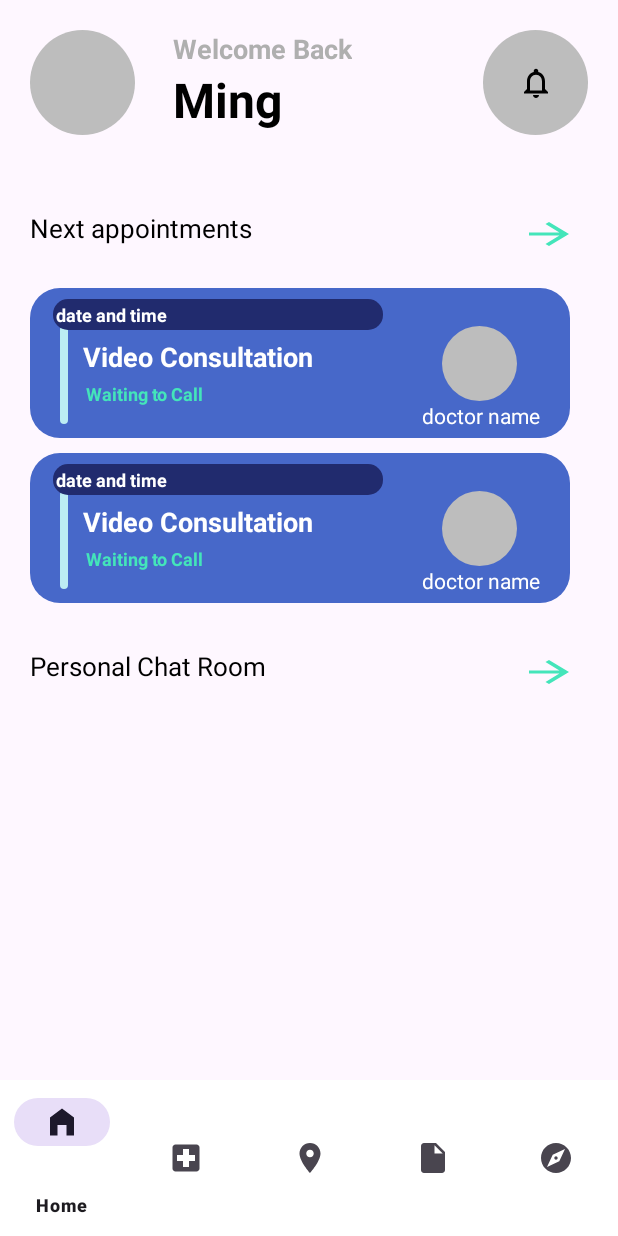
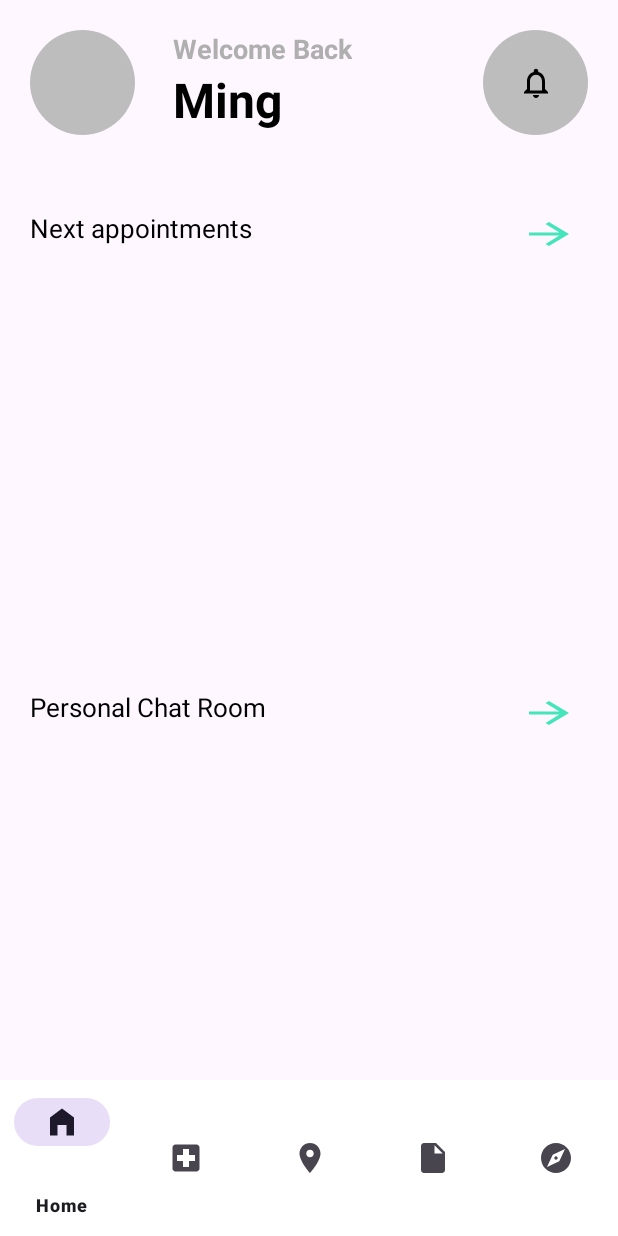
Before and after one commit to zhengwei0409/WIA2007_MAD, an Android app: the screen it shows after launch (MainActivity), on a phone screen of 412 x 824 dp. Run offline under Robolectric (Android 15) with nearby library versions, the phone set to English and light mode, and no system bars; our stand-ins replace Firebase (no records; nobody signed in at launch, a user with empty details on screens opened directly).

Commit message:
Modified Home Page

```diff
--- a/app/src/main/java/com/example/madpart1/HomePage.java
+++ b/app/src/main/java/com/example/madpart1/HomePage.java
@@ -4,11 +4,22 @@ import android.content.Intent;
 import android.os.Bundle;
 
 import androidx.fragment.app.Fragment;
+import androidx.recyclerview.widget.LinearLayoutManager;
+import androidx.recyclerview.widget.RecyclerView;
 
+import android.util.Log;
 import android.view.LayoutInflater;
 import android.view.View;
 import android.view.ViewGroup;
 import android.widget.ImageButton;
+import android.widget.Toast;
+
+import com.google.firebase.firestore.DocumentSnapshot;
+import com.google.firebase.firestore.FirebaseFirestore;
+import com.google.firebase.firestore.Query;
+
+import java.util.ArrayList;
+import java.util.List;
 
 /**
  * A simple {@link Fragment} subclass.
@@ -57,6 +68,10 @@ public class HomePage extends Fragment {
         }
     }
 
+    private RecyclerView appointmentRecyclerView;
+    private AppointmentAdapter appointmentAdapter;
+    private List<Appointment> appointmentList;
+
     @Override
     public View onCreateView(LayoutInflater inflater, ViewGroup container,
                              Bundle savedInstanceState) {
@@ -88,6 +103,42 @@ public class HomePage extends Fragment {
             startActivity(intent);
         });
 
+        appointmentRecyclerView = view.findViewById(R.id.appointmentRecyclerView);
+        appointmentRecyclerView.setLayoutManager(new LinearLayoutManager(getContext()));
+
+        // Initialize Appointment List and Adapter
+        appointmentList = new ArrayList<>();
+        appointmentAdapter = new AppointmentAdapter(getContext(), appointmentList);
+        appointmentRecyclerView.setAdapter(appointmentAdapter);
+
+        // Load Appointments from Firestore
+        loadAppointments();
+
         return view;
     }
+
+    private void loadAppointments() {
+        FirebaseFirestore db = FirebaseFirestore.getInstance();
+
+        db.collection("Appointments")
+                .limit(2) // Fetch the first 2 documents
+                .get()
+                .addOnSuccessListener(queryDocumentSnapshots -> {
+                    if (!queryDocumentSnapshots.isEmpty()) {
+                        appointmentList.clear(); // Clear the current list to avoid duplicates
+                        for (DocumentSnapshot document : queryDocumentSnapshots) {
+                            Appointment appointment = document.toObject(Appointment.class);
+                            appointmentList.add(appointment);
+                        }
+                        appointmentAdapter.notifyDataSetChanged(); // Notify adapter about the updated list
+                    } else {
+                        Toast.makeText(getContext(), "No appointments found.", Toast.LENGTH_SHORT).show();
+                    }
+                })
+                .addOnFailureListener(e -> {
+                    Log.e("Firestore Error", e.getMessage(), e);
+                    Toast.makeText(getContext(), "Failed to load appointments.", Toast.LENGTH_SHORT).show();
+                });
+    }
+
 }
--- a/app/src/main/res/layout/fragment_home_page.xml
+++ b/app/src/main/res/layout/fragment_home_page.xml
@@ -85,205 +85,219 @@
 
     </RelativeLayout>
 
-    <LinearLayout
-        android:layout_width="match_parent"
-        android:layout_height="wrap_content"
+<!--    <LinearLayout-->
+<!--        android:layout_width="match_parent"-->
+<!--        android:layout_height="wrap_content"-->
+<!--        android:layout_below="@+id/appointment_text"-->
+<!--        android:id="@+id/appointment_widget"-->
+<!--        android:layout_marginStart="20dp"-->
+<!--        android:layout_marginEnd="20dp"-->
+<!--        android:layout_marginTop="20dp"-->
+<!--        android:orientation="vertical">-->
+
+<!--        <androidx.constraintlayout.widget.ConstraintLayout-->
+<!--            android:layout_width="wrap_content"-->
+<!--            android:layout_height="wrap_content">-->
+
+<!--            &lt;!&ndash; Background Button &ndash;&gt;-->
+<!--            <ImageButton-->
+<!--                android:layout_width="360dp"-->
+<!--                android:layout_height="100dp"-->
+<!--                android:id="@+id/appt_btn1"-->
+<!--                android:background="@drawable/rounded_bg"-->
+<!--                app:layout_constraintTop_toTopOf="parent"-->
+<!--                app:layout_constraintStart_toStartOf="parent" />-->
+
+<!--            &lt;!&ndash; Circular Image &ndash;&gt;-->
+<!--            <ImageView-->
+<!--                android:layout_width="50dp"-->
+<!--                android:layout_height="50dp"-->
+<!--                android:background="@drawable/circle_bg"-->
+<!--                app:layout_constraintTop_toTopOf="parent"-->
+<!--                app:layout_constraintEnd_toEndOf="parent"-->
+<!--                android:layout_marginEnd="35dp"-->
+<!--                android:layout_marginTop="25dp" />-->
+
+<!--            &lt;!&ndash; Doctor Name &ndash;&gt;-->
+<!--            <TextView-->
+<!--                android:layout_width="wrap_content"-->
+<!--                android:layout_height="wrap_content"-->
+<!--                android:text="doctor name"-->
+<!--                android:textColor="@color/white"-->
+<!--                app:layout_constraintTop_toTopOf="parent"-->
+<!--                app:layout_constraintEnd_toEndOf="parent"-->
+<!--                android:layout_marginTop="75dp"-->
+<!--                android:layout_marginEnd="20dp"/>-->
+
+<!--            &lt;!&ndash; Vertical Divider &ndash;&gt;-->
+<!--            <ImageView-->
+<!--                android:layout_width="5dp"-->
+<!--                android:layout_height="65dp"-->
+<!--                android:id="@+id/rv"-->
+<!--                android:src="@drawable/rounded_vertical"-->
+<!--                app:layout_constraintStart_toStartOf="parent"-->
+<!--                app:layout_constraintTop_toTopOf="@id/appt_btn1"-->
+<!--                android:layout_marginStart="20dp"-->
+<!--                android:layout_marginTop="25dp" />-->
+
+<!--            &lt;!&ndash; Date and Time &ndash;&gt;-->
+<!--            <TextView-->
+<!--                android:id="@+id/date_time"-->
+<!--                android:layout_width="220dp"-->
+<!--                android:layout_height="wrap_content"-->
+<!--                android:padding="2dp"-->
+<!--                android:background="@drawable/rounded_bg2"-->
+<!--                android:text="date and time"-->
+<!--                android:textSize="12sp"-->
+<!--                android:textColor="@color/white"-->
+<!--                android:textStyle="bold"-->
+<!--                app:layout_constraintStart_toStartOf="parent"-->
+<!--                app:layout_constraintTop_toTopOf="@id/appt_btn1"-->
+<!--                android:layout_marginStart="15dp"-->
+<!--                android:layout_marginTop="7dp"/>-->
+
+<!--            &lt;!&ndash; Appointment Detail &ndash;&gt;-->
+<!--            <TextView-->
+<!--                android:id="@+id/appt_detail"-->
+<!--                android:layout_width="wrap_content"-->
+<!--                android:layout_height="wrap_content"-->
+<!--                android:text="Video Consultation"-->
+<!--                android:textColor="@color/white"-->
+<!--                android:textSize="18sp"-->
+<!--                android:textStyle="bold"-->
+<!--                app:layout_constraintStart_toStartOf="@id/rv"-->
+<!--                app:layout_constraintTop_toBottomOf="@id/date_time"-->
+<!--                android:layout_marginTop="5dp"-->
+<!--                android:layout_marginLeft="15dp"/>-->
+
+<!--            &lt;!&ndash; Appointment Status &ndash;&gt;-->
+<!--            <TextView-->
+<!--                android:id="@+id/appt_status"-->
+<!--                android:layout_width="wrap_content"-->
+<!--                android:layout_height="wrap_content"-->
+<!--                android:text="Waiting to Call"-->
+<!--                android:textColor="#44E5BA"-->
+<!--                android:textSize="12sp"-->
+<!--                android:textStyle="bold"-->
+<!--                app:layout_constraintStart_toStartOf="@id/appt_detail"-->
+<!--                app:layout_constraintTop_toBottomOf="@id/appt_detail"-->
+<!--                android:layout_marginTop="4dp"-->
+<!--                android:layout_marginLeft="2dp"/>-->
+
+<!--        </androidx.constraintlayout.widget.ConstraintLayout>-->
+
+<!--        <androidx.constraintlayout.widget.ConstraintLayout-->
+<!--            android:layout_width="wrap_content"-->
+<!--            android:layout_height="wrap_content"-->
+<!--            android:layout_marginTop="10dp">-->
+
+<!--            &lt;!&ndash; Background Button &ndash;&gt;-->
+<!--            <ImageButton-->
+<!--                android:layout_width="360dp"-->
+<!--                android:layout_height="100dp"-->
+<!--                android:id="@+id/appt_btn2"-->
+<!--                android:background="@drawable/rounded_bg"-->
+<!--                app:layout_constraintTop_toTopOf="parent"-->
+<!--                app:layout_constraintStart_toStartOf="parent" />-->
+
+<!--            &lt;!&ndash; Circular Image &ndash;&gt;-->
+<!--            <ImageView-->
+<!--                android:layout_width="50dp"-->
+<!--                android:layout_height="50dp"-->
+<!--                android:background="@drawable/circle_bg"-->
+<!--                app:layout_constraintTop_toTopOf="parent"-->
+<!--                app:layout_constraintEnd_toEndOf="parent"-->
+<!--                android:layout_marginEnd="35dp"-->
+<!--                android:layout_marginTop="25dp" />-->
+
+<!--            &lt;!&ndash; Doctor Name &ndash;&gt;-->
+<!--            <TextView-->
+<!--                android:layout_width="wrap_content"-->
+<!--                android:layout_height="wrap_content"-->
+<!--                android:text="doctor name"-->
+<!--                android:textColor="@color/white"-->
+<!--                app:layout_constraintTop_toTopOf="parent"-->
+<!--                app:layout_constraintEnd_toEndOf="parent"-->
+<!--                android:layout_marginTop="75dp"-->
+<!--                android:layout_marginEnd="20dp"/>-->
+
+<!--            &lt;!&ndash; Vertical Divider &ndash;&gt;-->
+<!--            <ImageView-->
+<!--                android:layout_width="5dp"-->
+<!--                android:layout_height="65dp"-->
+<!--                android:id="@+id/rv2"-->
+<!--                android:src="@drawable/rounded_vertical"-->
+<!--                app:layout_constraintStart_toStartOf="parent"-->
+<!--                app:layout_constraintTop_toTopOf="@id/appt_btn2"-->
+<!--                android:layout_marginStart="20dp"-->
+<!--                android:layout_marginTop="25dp" />-->
+
+<!--            &lt;!&ndash; Date and Time &ndash;&gt;-->
+<!--            <TextView-->
+<!--                android:id="@+id/date_time2"-->
+<!--                android:layout_width="220dp"-->
+<!--                android:layout_height="wrap_content"-->
+<!--                android:padding="2dp"-->
+<!--                android:background="@drawable/rounded_bg2"-->
+<!--                android:text="date and time"-->
+<!--                android:textSize="12sp"-->
+<!--                android:textColor="@color/white"-->
+<!--                android:textStyle="bold"-->
+<!--                app:layout_constraintStart_toStartOf="parent"-->
+<!--                app:layout_constraintTop_toTopOf="@id/appt_btn2"-->
+<!--                android:layout_marginStart="15dp"-->
+<!--                android:layout_marginTop="7dp"/>-->
+
+<!--            &lt;!&ndash; Appointment Detail &ndash;&gt;-->
+<!--            <TextView-->
+<!--                android:id="@+id/appt_detail2"-->
+<!--                android:layout_width="wrap_content"-->
+<!--                android:layout_height="wrap_content"-->
+<!--                android:text="Video Consultation"-->
+<!--                android:textColor="@color/white"-->
+<!--                android:textSize="18sp"-->
+<!--                android:textStyle="bold"-->
+<!--                app:layout_constraintStart_toStartOf="@id/rv2"-->
+<!--                app:layout_constraintTop_toBottomOf="@id/date_time2"-->
+<!--                android:layout_marginTop="5dp"-->
+<!--                android:layout_marginLeft="15dp"/>-->
+
+<!--            &lt;!&ndash; Appointment Status &ndash;&gt;-->
+<!--            <TextView-->
+<!--                android:id="@+id/appt_status2"-->
+<!--                android:layout_width="wrap_content"-->
+<!--                android:layout_height="wrap_content"-->
+<!--                android:text="Waiting to Call"-->
+<!--                android:textColor="#44E5BA"-->
+<!--                android:textSize="12sp"-->
+<!--                android:textStyle="bold"-->
+<!--                app:layout_constraintStart_toStartOf="@id/appt_detail2"-->
+<!--                app:layout_constraintTop_toBottomOf="@id/appt_detail2"-->
+<!--                android:layout_marginTop="4dp"-->
+<!--                android:layout_marginLeft="2dp"/>-->
+
+<!--        </androidx.constraintlayout.widget.ConstraintLayout>-->
+
+<!--    </LinearLayout>-->
+
+    <androidx.recyclerview.widget.RecyclerView
+        android:id="@+id/appointmentRecyclerView"
+        android:layout_width="385dp"
+        android:layout_height="225dp"
         android:layout_below="@+id/appointment_text"
-        android:id="@+id/appointment_widget"
-        android:layout_marginStart="20dp"
-        android:layout_marginEnd="20dp"
-        android:layout_marginTop="20dp"
-        android:orientation="vertical">
+        android:layout_marginStart="16dp"
+        android:layout_marginLeft="16dp"
+        android:layout_marginTop="16dp"
+        android:layout_marginEnd="16dp"
+        android:layout_marginRight="16dp"
+        android:layout_marginBottom="16dp"
+        tools:listitem="@layout/item_appointment_card" />
 
-        <androidx.constraintlayout.widget.ConstraintLayout
-            android:layout_width="wrap_content"
-            android:layout_height="wrap_content">
-
-            <!-- Background Button -->
-            <ImageButton
-                android:layout_width="360dp"
-                android:layout_height="100dp"
-                android:id="@+id/appt_btn1"
-                android:background="@drawable/rounded_bg"
-                app:layout_constraintTop_toTopOf="parent"
-                app:layout_constraintStart_toStartOf="parent" />
-
-            <!-- Circular Image -->
-            <ImageView
-                android:layout_width="50dp"
-                android:layout_height="50dp"
-                android:background="@drawable/circle_bg"
-                app:layout_constraintTop_toTopOf="parent"
-                app:layout_constraintEnd_toEndOf="parent"
-                android:layout_marginEnd="35dp"
-                android:layout_marginTop="25dp" />
-
-            <!-- Doctor Name -->
-            <TextView
-                android:layout_width="wrap_content"
-                android:layout_height="wrap_content"
-                android:text="doctor name"
-                android:textColor="@color/white"
-                app:layout_constraintTop_toTopOf="parent"
-                app:layout_constraintEnd_toEndOf="parent"
-                android:layout_marginTop="75dp"
-                android:layout_marginEnd="20dp"/>
-
-            <!-- Vertical Divider -->
-            <ImageView
-                android:layout_width="5dp"
-                android:layout_height="65dp"
-                android:id="@+id/rv"
-                android:src="@drawable/rounded_vertical"
-                app:layout_constraintStart_toStartOf="parent"
-                app:layout_constraintTop_toTopOf="@id/appt_btn1"
-                android:layout_marginStart="20dp"
-                android:layout_marginTop="25dp" />
-
-            <!-- Date and Time -->
-            <TextView
-                android:id="@+id/date_time"
-                android:layout_width="220dp"
-                android:layout_height="wrap_content"
-                android:padding="2dp"
-                android:background="@drawable/rounded_bg2"
-                android:text="date and time"
-                android:textSize="12sp"
-                android:textColor="@color/white"
-                android:textStyle="bold"
-                app:layout_constraintStart_toStartOf="parent"
-                app:layout_constraintTop_toTopOf="@id/appt_btn1"
-                android:layout_marginStart="15dp"
-                android:layout_marginTop="7dp"/>
-
-            <!-- Appointment Detail -->
-            <TextView
-                android:id="@+id/appt_detail"
-                android:layout_width="wrap_content"
-                android:layout_height="wrap_content"
-                android:text="Video Consultation"
-                android:textColor="@color/white"
-                android:textSize="18sp"
-                android:textStyle="bold"
-                app:layout_constraintStart_toStartOf="@id/rv"
-                app:layout_constraintTop_toBottomOf="@id/date_time"
-                android:layout_marginTop="5dp"
-                android:layout_marginLeft="15dp"/>
-
-            <!-- Appointment Status -->
-            <TextView
-                android:id="@+id/appt_status"
-                android:layout_width="wrap_content"
-                android:layout_height="wrap_content"
-                android:text="Waiting to Call"
-                android:textColor="#44E5BA"
-                android:textSize="12sp"
-                android:textStyle="bold"
-                app:layout_constraintStart_toStartOf="@id/appt_detail"
-                app:layout_constraintTop_toBottomOf="@id/appt_detail"
-                android:layout_marginTop="4dp"
-                android:layout_marginLeft="2dp"/>
-
-        </androidx.constraintlayout.widget.ConstraintLayout>
-
-        <androidx.constraintlayout.widget.ConstraintLayout
-            android:layout_width="wrap_content"
-            android:layout_height="wrap_content"
-            android:layout_marginTop="10dp">
-
-            <!-- Background Button -->
-            <ImageButton
-                android:layout_width="360dp"
-                android:layout_height="100dp"
-                android:id="@+id/appt_btn2"
-                android:background="@drawable/rounded_bg"
-                app:layout_constraintTop_toTopOf="parent"
-                app:layout_constraintStart_toStartOf="parent" />
-
-            <!-- Circular Image -->
-            <ImageView
-                android:layout_width="50dp"
-                android:layout_height="50dp"
-                android:background="@drawable/circle_bg"
-                app:layout_constraintTop_toTopOf="parent"
-                app:layout_constraintEnd_toEndOf="parent"
-                android:layout_marginEnd="35dp"
-                android:layout_marginTop="25dp" />
-
-            <!-- Doctor Name -->
-            <TextView
-                android:layout_width="wrap_content"
-                android:layout_height="wrap_content"
-                android:text="doctor name"
-                android:textColor="@color/white"
-                app:layout_constraintTop_toTopOf="parent"
-                app:layout_constraintEnd_toEndOf="parent"
-                android:layout_marginTop="75dp"
-                android:layout_marginEnd="20dp"/>
-
-            <!-- Vertical Divider -->
-            <ImageView
-                android:layout_width="5dp"
-                android:layout_height="65dp"
-                android:id="@+id/rv2"
-                android:src="@drawable/rounded_vertical"
-                app:layout_constraintStart_toStartOf="parent"
-                app:layout_constraintTop_toTopOf="@id/appt_btn2"
-                android:layout_marginStart="20dp"
-                android:layout_marginTop="25dp" />
-
-            <!-- Date and Time -->
-            <TextView
-                android:id="@+id/date_time2"
-                android:layout_width="220dp"
-                android:layout_height="wrap_content"
-                android:padding="2dp"
-                android:background="@drawable/rounded_bg2"
-                android:text="date and time"
-                android:textSize="12sp"
-                android:textColor="@color/white"
-                android:textStyle="bold"
-                app:layout_constraintStart_toStartOf="parent"
-                app:layout_constraintTop_toTopOf="@id/appt_btn2"
-                android:layout_marginStart="15dp"
-                android:layout_marginTop="7dp"/>
-
-            <!-- Appointment Detail -->
-            <TextView
-                android:id="@+id/appt_detail2"
-                android:layout_width="wrap_content"
-                android:layout_height="wrap_content"
-                android:text="Video Consultation"
-                android:textColor="@color/white"
-                android:textSize="18sp"
-                android:textStyle="bold"
-                app:layout_constraintStart_toStartOf="@id/rv2"
-                app:layout_constraintTop_toBottomOf="@id/date_time2"
-                android:layout_marginTop="5dp"
-                android:layout_marginLeft="15dp"/>
-
-            <!-- Appointment Status -->
-            <TextView
-                android:id="@+id/appt_status2"
-                android:layout_width="wrap_content"
-                android:layout_height="wrap_content"
-                android:text="Waiting to Call"
-                android:textColor="#44E5BA"
-                android:textSize="12sp"
-                android:textStyle="bold"
-                app:layout_constraintStart_toStartOf="@id/appt_detail2"
-                app:layout_constraintTop_toBottomOf="@id/appt_detail2"
-                android:layout_marginTop="4dp"
-                android:layout_marginLeft="2dp"/>
-
-        </androidx.constraintlayout.widget.ConstraintLayout>
-
-    </LinearLayout>
 
     <RelativeLayout
         android:layout_width="match_parent"
         android:layout_height="wrap_content"
-        android:layout_below="@+id/appointment_widget"
+        android:layout_below="@+id/appointmentRecyclerView"
         android:layout_marginStart="20dp"
         android:layout_marginEnd="20dp"
         android:layout_marginTop="30dp"
```
